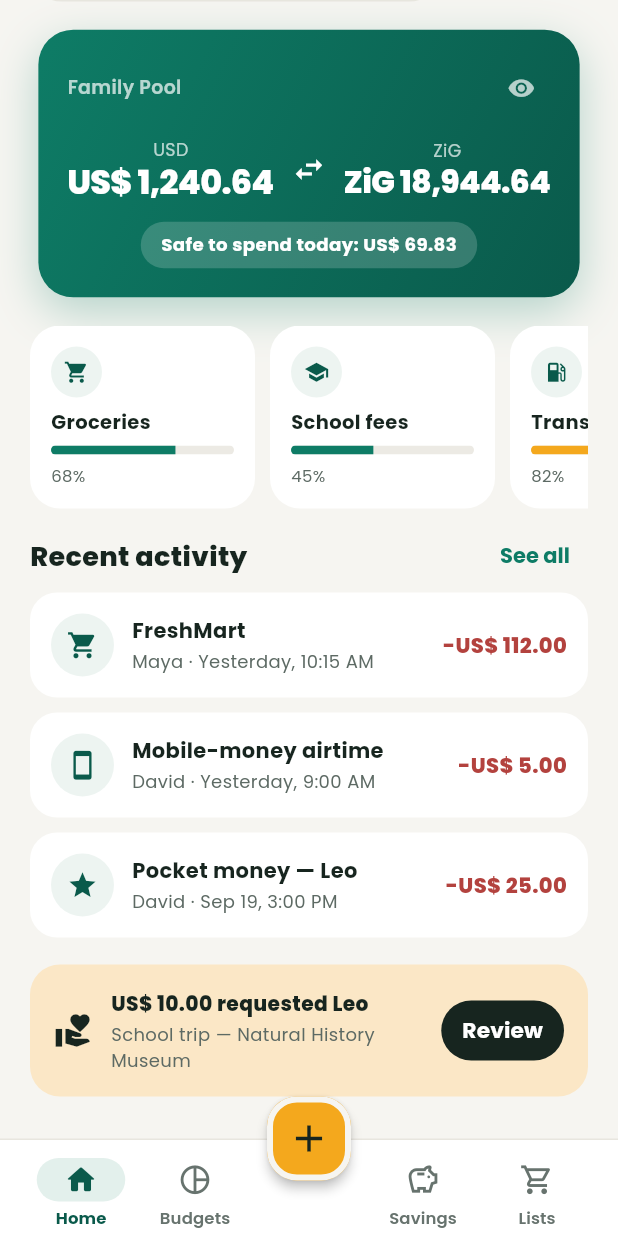
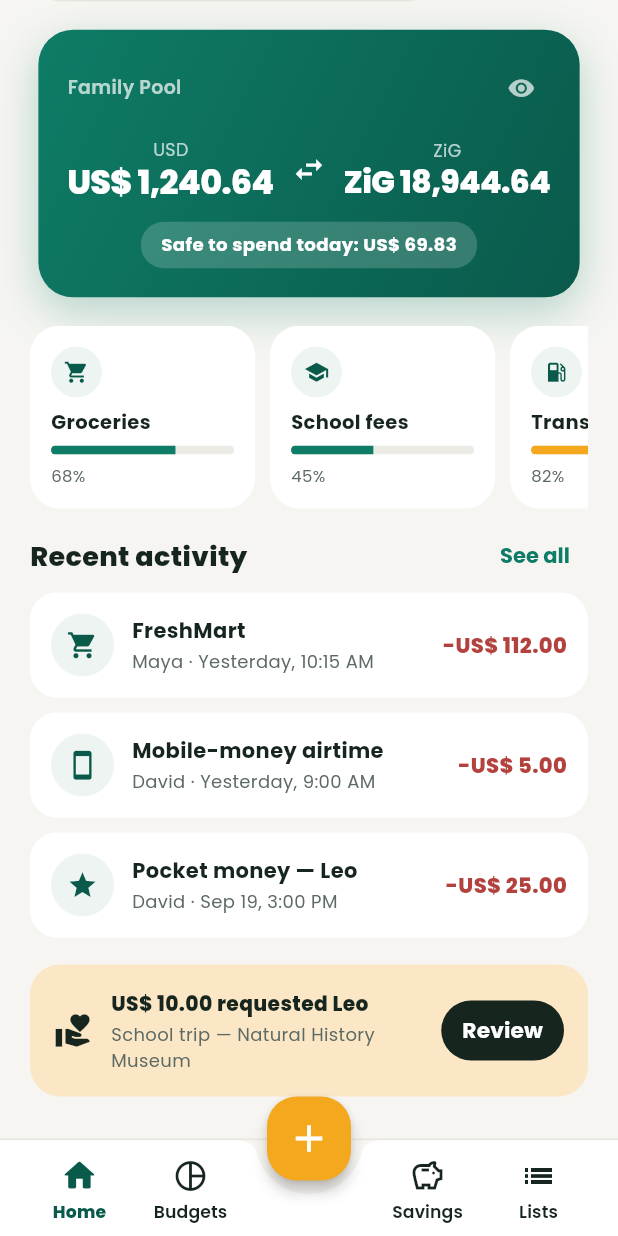
Before and after one commit to ckydoo/family-finance, a Flutter app: the AdultShell screen opened directly, scrolled down 141 dp, on a phone screen of 412 x 824 dp. Run offline on Flutter 3.47's test engine with Material 3 defaults, Android fonts, the phone set to English and light mode, and no system bars; our stand-ins replace flutter_local_notifications, sqflite, timezone; accounts and stored records are empty.

Commit message:
Mhuri Hub rebrand + curved-notch nav bar + colorful donut reports badge

```diff
--- a/app/lib/app.dart
+++ b/app/lib/app.dart
@@ -124,7 +124,7 @@ class _MhuriMoneyAppState extends State<MhuriMoneyApp>
         // G7: money grouping follows the app locale (es/fr/pt via intl).
         Money.localeTag = _state.localeCode;
         return MaterialApp(
-        title: 'Mhuri Money',
+        title: 'Mhuri Hub',
         debugShowCheckedModeBanner: false,
         theme: buildAppTheme(),
         darkTheme: buildAppDarkTheme(),
@@ -238,7 +238,7 @@ class _SplashState extends State<_Splash>
                   ),
             const SizedBox(height: 22),
             Text(
-              'Mhuri Money',
+              'Mhuri Hub',
               style: TextStyle(
                 fontSize: 22,
                 fontWeight: FontWeight.w800,
--- a/app/lib/features/home/home_screen.dart
+++ b/app/lib/features/home/home_screen.dart
@@ -1,3 +1,5 @@
+import 'dart:math' as math;
+
 import 'package:flutter/material.dart';
 import 'package:flutter/services.dart';
 
@@ -126,15 +128,21 @@ class _HomeScreenState extends State<HomeScreen> {
                 icon: Container(
                   padding: const EdgeInsets.all(7),
                   decoration: BoxDecoration(
-                    gradient: const LinearGradient(
-                      begin: Alignment.topLeft,
-                      end: Alignment.bottomRight,
-                      colors: [Color(0xFF2FB89A), Color(0xFF37C4A4)],
-                    ),
+                    color: context.card,
                     borderRadius: BorderRadius.circular(12),
+                    border: Border.all(color: context.hairline),
                   ),
-                  child: const Icon(Icons.donut_small,
-                      size: 20, color: Colors.white),
+                  child: _ReportsDonutGlyph(
+                    colors: [
+                      context.primary,
+                      context.accent,
+                      context.incomeGreen,
+                      context.expenseRed,
+                      context.primaryDark,
+                      const Color(0xFF7EC8F2),
+                      const Color(0xFFFF6B6B),
+                    ],
+                  ),
                 ),
               ),
               IconButton(
@@ -733,3 +741,52 @@ class SmartCard extends StatelessWidget {
     );
   }
 }
+
+// ── Reports badge glyph — mini "where the money went" donut ─────────────────
+// Same palette, same order as the Reports screen donut; equal arcs with small
+// gaps so it reads as a colorful chart at 20px.
+
+class _ReportsDonutGlyph extends StatelessWidget {
+  const _ReportsDonutGlyph({required this.colors});
+
+  final List<Color> colors;
+
+  @override
+  Widget build(BuildContext context) {
+    return CustomPaint(
+      size: const Size.square(20),
+      painter: _ReportsDonutPainter(colors),
+    );
+  }
+}
+
+class _ReportsDonutPainter extends CustomPainter {
+  _ReportsDonutPainter(this.colors);
+
+  final List<Color> colors;
+
+  @override
+  void paint(Canvas canvas, Size size) {
+    const stroke = 4.0;
+    final rect = Rect.fromLTWH(
+      stroke / 2,
+      stroke / 2,
+      size.width - stroke,
+      size.height - stroke,
+    );
+    final paint = Paint()
+      ..style = PaintingStyle.stroke
+      ..strokeWidth = stroke;
+    const gap = 0.14; // radians between segments
+    final sweep = (2 * math.pi - gap * colors.length) / colors.length;
+    var start = -math.pi / 2;
+    for (final c in colors) {
+      paint.color = c;
+      canvas.drawArc(rect, start, sweep, false, paint);
+      start += sweep + gap;
+    }
+  }
+
+  @override
+  bool shouldRepaint(_ReportsDonutPainter old) => old.colors != colors;
+}
--- a/app/lib/features/shell/adult_shell.dart
+++ b/app/lib/features/shell/adult_shell.dart
@@ -13,9 +13,9 @@ import '../savings/savings_screen.dart';
 ///
 /// Interface rules (M3-informed, one system):
 ///  · every destination has an OUTLINED rest icon and a FILLED selected icon;
-///  · the selected item gets the soft-teal pill behind its icon;
+///  · the selected item turns green (icon + label), no pill;
 ///  · one radius ruler, one hairline, labels always visible;
-///  · no notch — the rounded-square FAB floats over a clean bar;
+///  · center-docked circular amber FAB in a curved notch (CircularNotchedRectangle);
 ///  · full-cell tap targets (Expanded + InkWell).
 class AdultShell extends StatefulWidget {
   const AdultShell({super.key});
@@ -42,8 +42,7 @@ class _AdultShellState extends State<AdultShell> {
       _NavDest(Icons.home_outlined, Icons.home_rounded, l.tabHome),
       _NavDest(Icons.pie_chart_outline, Icons.pie_chart, l.tabBudgets),
       _NavDest(Icons.savings_outlined, Icons.savings, l.tabSavings),
-      _NavDest(
-          Icons.shopping_cart_outlined, Icons.shopping_cart, l.tabLists),
+      _NavDest(Icons.list_outlined, Icons.list_rounded, l.tabLists),
     ];
 
     // IndexedStack keeps each tab's scroll position alive.
@@ -68,11 +67,9 @@ class _AdultShellState extends State<AdultShell> {
       floatingActionButton: FloatingActionButton(
         tooltip: AppLocalizations.of(context)!.addTransaction,
         onPressed: () => showQuickAdd(context),
-        shape: RoundedRectangleBorder(
-          borderRadius: BorderRadius.circular(20),
-          side: BorderSide(color: context.bg, width: 4),
-        ),
-        child: const Icon(Icons.add, size: 30),
+        backgroundColor: context.accent,
+        elevation: 4,
+        child: const Icon(Icons.add, size: 30, color: Colors.white),
       ),
       floatingActionButtonLocation: FloatingActionButtonLocation.centerDocked,
       bottomNavigationBar: Container(
@@ -82,12 +79,27 @@ class _AdultShellState extends State<AdultShell> {
         child: BottomAppBar(
           color: context.card,
           elevation: 0,
+          shape: const CircularNotchedRectangle(),
+          notchMargin: 8,
           child: Row(
             children: [
-              for (var i = 0; i < 4; i++) ...[
-                _nav(destinations[i], i),
-                if (i == 1) const Spacer(),
-              ],
+              Expanded(
+                child: Row(
+                  children: [
+                    _nav(destinations[0], 0),
+                    _nav(destinations[1], 1),
+                  ],
+                ),
+              ),
+              const SizedBox(width: 84),
+              Expanded(
+                child: Row(
+                  children: [
+                    _nav(destinations[2], 2),
+                    _nav(destinations[3], 3),
+                  ],
+                ),
+              ),
             ],
           ),
         ),
@@ -97,6 +109,7 @@ class _AdultShellState extends State<AdultShell> {
 
   Widget _nav(_NavDest d, int idx) {
     final selected = _tab == idx;
+    final color = selected ? context.primaryDark : context.ink;
     return Expanded(
       child: InkWell(
         onTap: () {
@@ -109,30 +122,26 @@ class _AdultShellState extends State<AdultShell> {
         child: Column(
           mainAxisAlignment: MainAxisAlignment.center,
           children: [
-            AnimatedContainer(
+            AnimatedScale(
               duration: const Duration(milliseconds: 220),
               curve: Curves.easeOutCubic,
-              padding: const EdgeInsets.symmetric(horizontal: 18, vertical: 3),
-              decoration: BoxDecoration(
-                color: selected ? context.primarySoft : Colors.transparent,
-                borderRadius: BorderRadius.circular(30),
-              ),
+              scale: selected ? 1.08 : 1.0,
               child: Icon(
                 selected ? d.active : d.rest,
-                size: 23,
-                color: selected ? context.primaryDark : context.inkFaint,
+                size: 24,
+                color: color,
               ),
             ),
-            const SizedBox(height: 3),
+            const SizedBox(height: 4),
             Text(
               d.label,
               maxLines: 1,
               overflow: TextOverflow.ellipsis,
               style: TextStyle(
-                fontSize: 11,
+                fontSize: 11.5,
                 letterSpacing: 0.1,
-                fontWeight: selected ? FontWeight.w700 : FontWeight.w600,
-                color: selected ? context.primaryDark : context.inkFaint,
+                fontWeight: selected ? FontWeight.w800 : FontWeight.w600,
+                color: color,
               ),
             ),
           ],
--- a/app/lib/l10n/app_en.arb
+++ b/app/lib/l10n/app_en.arb
@@ -109,7 +109,7 @@
   "donutEmpty": "No spending recorded yet this cycle — the donut fills as you add expenses.",
   "ob4Body": "Bill nags, budget watch and the weekly family digest — quiet hours respected, everything on your phone. You are in charge.",
   "next": "Next",
-  "loginWelcome": "Welcome to Mhuri Money",
+  "loginWelcome": "Welcome to Mhuri Hub",
   "loginEnterCode": "Enter the code",
   "loginSentCode": "We sent a code by SMS to {phone}",
   "@loginSentCode": {
@@ -317,7 +317,7 @@
   "bringToMeeting": "Bring this to the monthly Family Meeting",
   "savingsTitle": "Savings",
   "markRound": "Mark this round collected",
-  "recordsOnly": "Mhuri Money never holds the money — records only.",
+  "recordsOnly": "Mhuri Hub never holds the money — records only.",
   "saveContribution": "Save contribution",
   "sendTest": "Send a test notification",
   "testOk": "Reminders are working on this device.",
--- a/app/lib/l10n/app_es.arb
+++ b/app/lib/l10n/app_es.arb
@@ -109,7 +109,7 @@
   "donutEmpty": "Sin gastos registrados este ciclo — el anillo se llena al añadir gastos.",
   "ob4Body": "Avisos de facturas, alertas de presupuesto y el resumen familiar semanal — con horario de silencio, todo en tu teléfono. Tú decides.",
   "next": "Siguiente",
-  "loginWelcome": "Te damos la bienvenida a Mhuri Money",
+  "loginWelcome": "Te damos la bienvenida a Mhuri Hub",
   "loginEnterCode": "Introduce el código",
   "loginSentCode": "Enviamos un código por SMS al {phone}",
   "loginSignInHint": "Inicia sesión con tu teléfono para abrir tu espacio familiar.",
@@ -317,7 +317,7 @@
   "bringToMeeting": "Lleva esto a la Reunión Familiar mensual",
   "savingsTitle": "Ahorros",
   "markRound": "Marcar ronda recaudada",
-  "recordsOnly": "Mhuri Money nunca guarda el dinero — solo registra.",
+  "recordsOnly": "Mhuri Hub nunca guarda el dinero — solo registra.",
   "saveContribution": "Guardar aporte",
   "sendTest": "Enviar notificación de prueba",
   "testOk": "Los recordatorios funcionan en este dispositivo.",
--- a/app/lib/l10n/app_fr.arb
+++ b/app/lib/l10n/app_fr.arb
@@ -109,7 +109,7 @@
   "donutEmpty": "Aucune dépense ce cycle — le anneau se remplit à chaque dépense ajoutée.",
   "ob4Body": "Factures, budget et le résumé familial hebdomadaire — heures calmes respectées, sur votre téléphone. Vous gardez le contrôle.",
   "next": "Suivant",
-  "loginWelcome": "Bienvenue sur Mhuri Money",
+  "loginWelcome": "Bienvenue sur Mhuri Hub",
   "loginEnterCode": "Saisissez le code",
   "loginSentCode": "Nous avons envoyé un code par SMS au {phone}",
   "loginSignInHint": "Connectez-vous avec votre téléphone pour ouvrir votre espace familial.",
@@ -317,7 +317,7 @@
   "bringToMeeting": "Apportez ceci à la Réunion de Famille mensuelle",
   "savingsTitle": "Épargne",
   "markRound": "Marquer la tour collectée",
-  "recordsOnly": "Mhuri Money ne garde jamais l'argent — il ne fait que noter.",
+  "recordsOnly": "Mhuri Hub ne garde jamais l'argent — il ne fait que noter.",
   "saveContribution": "Enregistrer la cotisation",
   "sendTest": "Envoyer une notification de test",
   "testOk": "Les rappels fonctionnent sur cet appareil.",
--- a/app/lib/l10n/app_nd.arb
+++ b/app/lib/l10n/app_nd.arb
@@ -109,7 +109,7 @@
   "donutEmpty": "Akukho zitchitho zirekhodiweyo kule nyanga — idonuti ialala kudityaniswa.",
   "ob4Body": "Izikhumbuzo zezimali, ukubukelelwa kwesabelomali nomhlangano wesonto — kuhlonishwa amahora okuthula, kukhofoni yakho. Wena ulawula.",
   "next": "Okulandelayo",
-  "loginWelcome": "Wamukeleke kuMhuri Money",
+  "loginWelcome": "Wamukeleke kuMhuri Hub",
   "loginEnterCode": "Faka ikhodi",
   "loginSentCode": "Sithumele ikhodi ngeSMS ku{phone}",
   "loginSignInHint": "Ngena ngofono yakho ukuvula isikhala somndeni wakho.",
@@ -317,7 +317,7 @@
   "bringToMeeting": "Leza lokhu kumhlangano womndeni wonyaka",
   "savingsTitle": "Ukulondoloza",
   "markRound": "Phawula uthathiwe",
-  "recordsOnly": "I-Mhuri Money ayisoze yagcina imali — ibhala kuphela.",
+  "recordsOnly": "I-Mhuri Hub ayisoze yagcina imali — ibhala kuphela.",
   "saveContribution": "Gcina isabelo",
   "sendTest": "Thumela isaziso sokuhlolwa",
   "testOk": "Izikhumbuzo zisebenza ocansini.",
--- a/app/lib/l10n/app_pt.arb
+++ b/app/lib/l10n/app_pt.arb
@@ -109,7 +109,7 @@
   "donutEmpty": "Sem despesas registadas neste ciclo — o anel preenche-se ao adicionar despesas.",
   "ob4Body": "Avisos de contas, alertas de orçamento e o resumo familiar semanal — com horário de silêncio, no seu telefone. Você está no controle.",
   "next": "Seguinte",
-  "loginWelcome": "Boas-vindas ao Mhuri Money",
+  "loginWelcome": "Boas-vindas ao Mhuri Hub",
   "loginEnterCode": "Introduza o código",
   "loginSentCode": "Enviamos um código por SMS para {phone}",
   "loginSignInHint": "Entre com o seu telefone para abrir o seu espaço familiar.",
@@ -317,7 +317,7 @@
   "bringToMeeting": "Leve isto à Reunião de Família mensal",
   "savingsTitle": "Poupança",
   "markRound": "Marcar ronda recolhida",
-  "recordsOnly": "O Mhuri Money nunca guarda o dinheiro — só regista.",
+  "recordsOnly": "O Mhuri Hub nunca guarda o dinheiro — só regista.",
   "saveContribution": "Guardar contribuição",
   "sendTest": "Enviar notificação de teste",
   "testOk": "Os lembretes funcionam neste dispositivo.",
--- a/app/lib/l10n/app_sn.arb
+++ b/app/lib/l10n/app_sn.arb
@@ -109,7 +109,7 @@
   "donutEmpty": "Hapana zvave kutorwa mwedzi iyi — donuti rinazvo paunowedzera zvinotora.",
   "ob4Body": "Zvikumbiro zvemari, tarisiro yebhajeti nemusangano wesvondo — zvinoremekedza nguva dzekuzvipira, zviri pamufoni wako. Iwe unotonga.",
   "next": "Zvinotevera",
-  "loginWelcome": "Svika kuMhuri Money",
+  "loginWelcome": "Svika kuMhuri Hub",
   "loginEnterCode": "Pinda iyo kodhi",
   "loginSentCode": "Takatumira kodhi neSMS ku{phone}",
   "loginSignInHint": "Pinda nefoni yako kuvhura nzvimbo yemhuri yako.",
@@ -317,7 +317,7 @@
   "bringToMeeting": "Unza izvi kusangano remhuri remwedzi",
   "savingsTitle": "Kuchengetedza",
   "markRound": "Ratidza zvaatorwa",
-  "recordsOnly": "Mhuri Money haimbori mari — inonyora chete.",
+  "recordsOnly": "Mhuri Hub haimbori mari — inonyora chete.",
   "saveContribution": "Chengetedza mupi",
   "sendTest": "Tumira muyedzo weyeuchidzo",
   "testOk": "Yeuchidzo dzinoshanda panharembozha iyi.",
--- a/app/pubspec.yaml
+++ b/app/pubspec.yaml
@@ -1,6 +1,6 @@
 name: mhuri_money
 description: >-
-  Mhuri Money — family finance management for every kind of family,
+  Mhuri Hub — family finance management for every kind of family,
   built international. Offline-first: multi-currency ledgers (ships with
   USD + ZiG), envelopes, goals, savings-circle (ROSCA) tracker, shared
   shopping lists, Teen Zone and a sealed Kids Mode. Local persistence via
```
Also changed, not shown: 7 other files.
